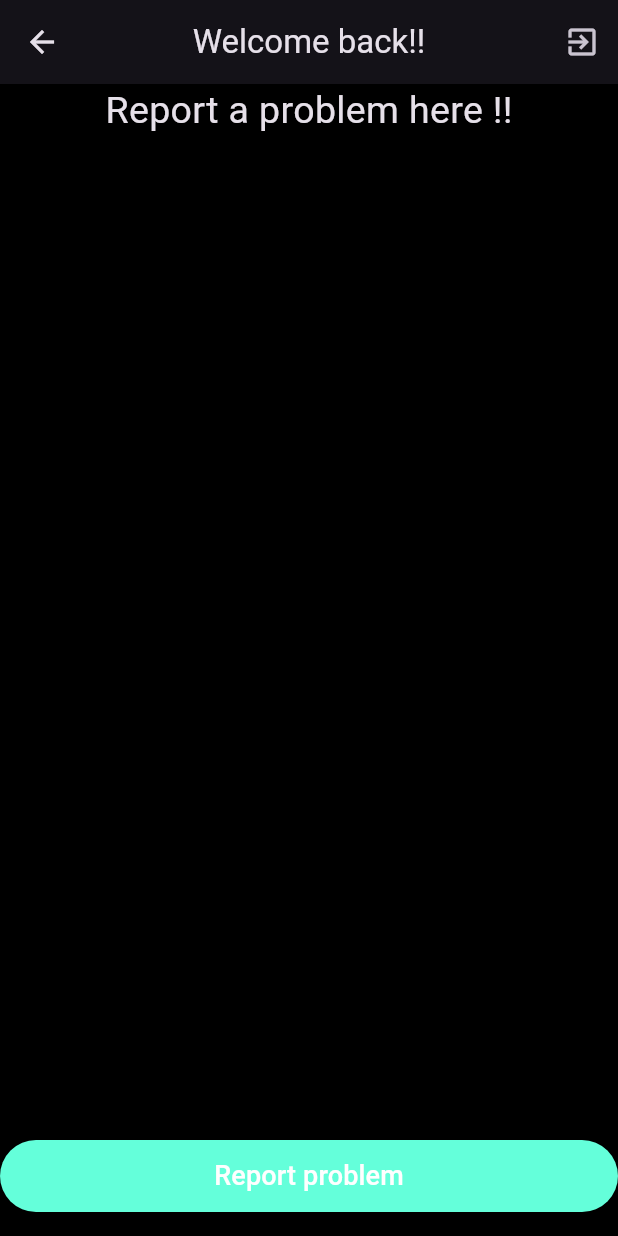
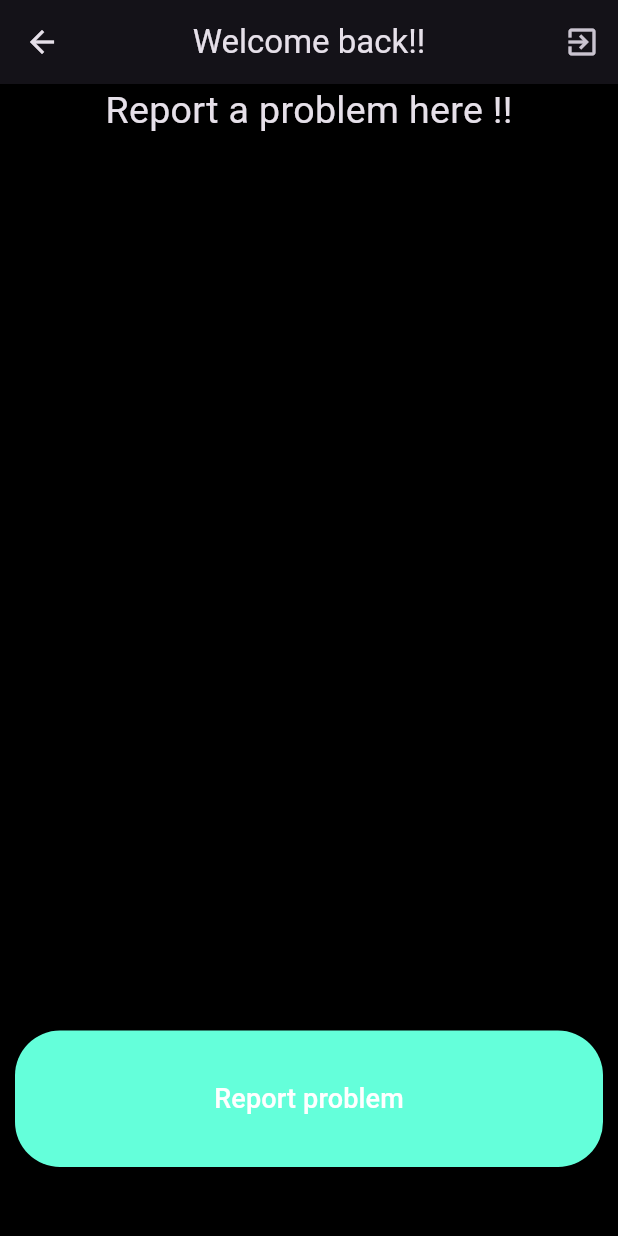
Before and after one commit to Querbog/login2, a Flutter app: the HomeScreen screen opened directly, on a phone screen of 412 x 824 dp. Run offline on Flutter 3.47's test engine with Material 3 defaults, Android fonts, the phone set to English and light mode, and no system bars; our stand-ins replace firebase_auth, firebase_core, firebase_storage, geocoding, geolocator, get and 1 more; missing offline and left inert: firebase_app_check; accounts and stored records are empty.

Commit message:
committing homepage

```diff
--- a/lib/screens/home_screen.dart
+++ b/lib/screens/home_screen.dart
@@ -43,20 +43,27 @@ class _HomeScreenState extends State<HomeScreen> {
             style: TextStyle(fontSize: 25.0),
           ),
           Expanded(
+            flex: 3,
             child: ListView.builder(
               itemCount: reportedPotHoles!.length,
               itemBuilder: (context, index) {
                 ReportedPothole potHole = reportedPotHoles![index];
                 return Card(
                   child: ListTile(
-                    title: Text('Street: ${potHole.streetName}, \n City: ${potHole.cityName}, \n State: ${potHole.stateName}'),
+                    title: Text(
+                        'Street: ${potHole.streetName},\nCity: ${potHole.cityName},\nState: ${potHole.stateName}'),
                     subtitle: Text('Image URL: ${potHole.imageUrl}'),
                   ),
                 );
               },
             ),
           ),
-          Button(
+          Expanded(
+            flex: 1,
+            child: Padding(
+              padding:
+                  const EdgeInsets.symmetric(horizontal: 10.0, vertical: 30.0),
+              child: Button(
                 title: 'Report problem',
                 colour: Colors.tealAccent,
                 onPressed: () async {
@@ -68,6 +75,8 @@ class _HomeScreenState extends State<HomeScreen> {
                   }
                 },
               ),
+            ),
+          ),
         ],
       ),
     );
```
Also changed, not shown: lib/screens/image_screen.dart (+28 -4 lines), 1 other file. Lines whose indentation alone changed are shown as unchanged.
